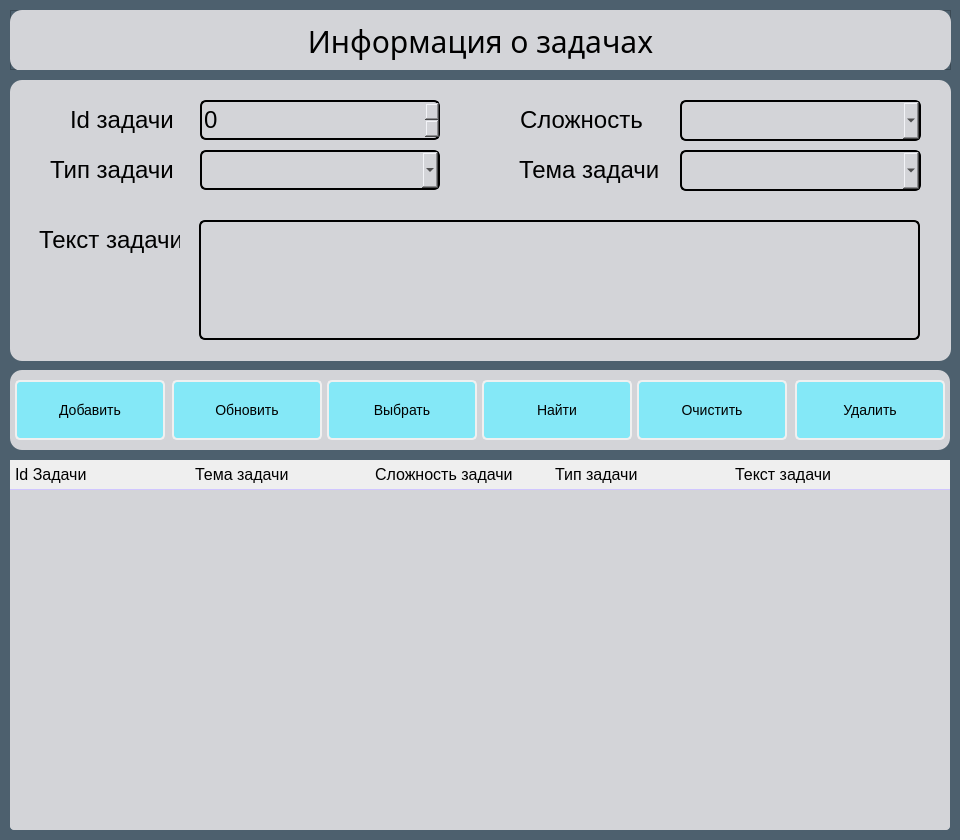
The window that main.ui (LumateDev/Python-GUI-base-manager) describes before a commit, drawn with Qt 5.
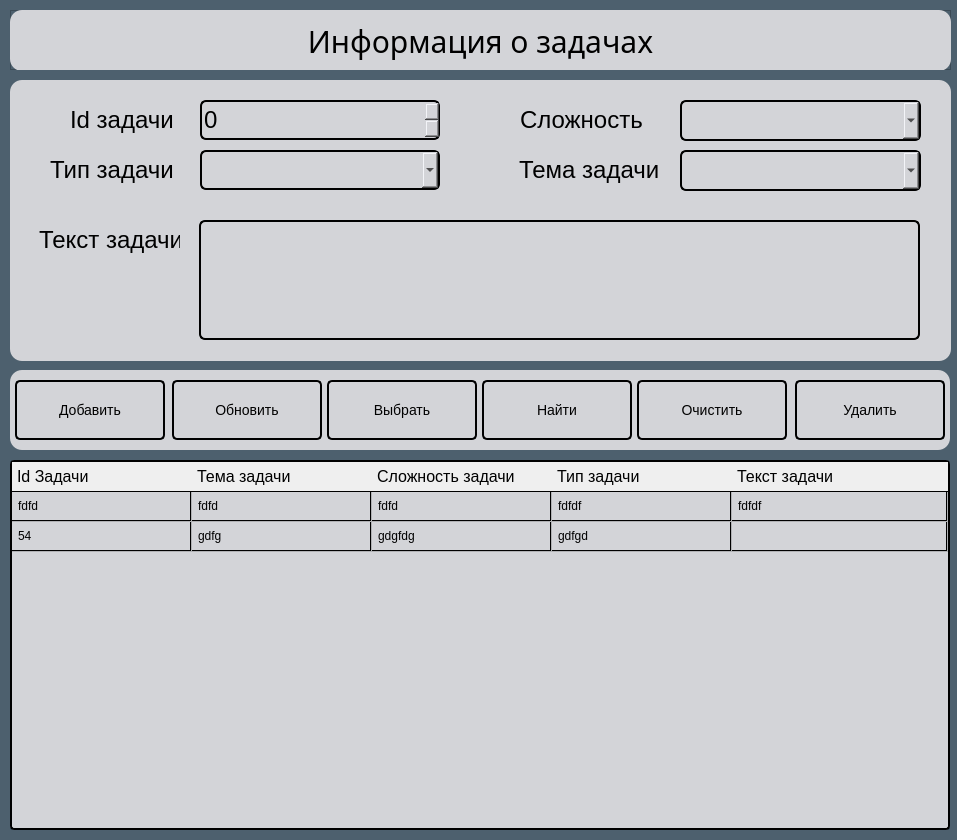
The same window after the commit. Icons and pictures are not drawn.

```diff
--- a/main.ui
+++ b/main.ui
@@ -6,7 +6,7 @@
    <rect>
     <x>0</x>
     <y>0</y>
-    <width>960</width>
+    <width>957</width>
     <height>840</height>
    </rect>
   </property>
@@ -69,26 +69,28 @@
 
 QHeaderView::section{
 	border: none;
-	border-bottom:1px solid #d0c6ff;
+	border-bottom:1px solid black;
 	text-align:left;
 	padding: 3px 5px;
 }
 
 QTableWidget::Item{
-	border-bottom:1px solid #d0c6ff;
+	border-bottom:1px solid black;
+border-right:1px solid black;
 	color: black;
 	padding-left: 3px;
 }
 QTableWidget{
 background-color :#D3D4D8;
 border-radius:4px;
+border :2px solid black;
 }
 #function_frame QPushButton {
 	font-size: 14px;
 	padding: 5px 10px;
-	border: 2px solid #f0f0f0;
+	border: 2px solid #000;
 	border-radius: 5px;
-	background-color: #84e8f7;
+	background-color: transparent;
 }
 
 #function_frame QPushButton:hover {
@@ -460,6 +462,9 @@
      <enum>QFrame::Raised</enum>
     </property>
     <widget class="QTableWidget" name="tableWidget">
+     <property name="enabled">
+      <bool>true</bool>
+     </property>
      <property name="geometry">
       <rect>
        <x>0</x>
@@ -468,6 +473,12 @@
        <height>370</height>
       </rect>
      </property>
+     <property name="sizePolicy">
+      <sizepolicy hsizetype="Expanding" vsizetype="Expanding">
+       <horstretch>0</horstretch>
+       <verstretch>0</verstretch>
+      </sizepolicy>
+     </property>
      <property name="maximumSize">
       <size>
        <width>960</width>
@@ -502,7 +513,7 @@
       <enum>QAbstractScrollArea::AdjustToContents</enum>
      </property>
      <property name="showGrid">
-      <bool>false</bool>
+      <bool>true</bool>
      </property>
      <property name="gridStyle">
       <enum>Qt::SolidLine</enum>
@@ -535,7 +546,7 @@
       <bool>true</bool>
      </attribute>
      <attribute name="verticalHeaderVisible">
-      <bool>true</bool>
+      <bool>false</bool>
      </attribute>
      <attribute name="verticalHeaderCascadingSectionResizes">
       <bool>false</bool>
@@ -543,9 +554,25 @@
      <attribute name="verticalHeaderMinimumSectionSize">
       <number>24</number>
      </attribute>
+     <attribute name="verticalHeaderHighlightSections">
+      <bool>true</bool>
+     </attribute>
+     <attribute name="verticalHeaderShowSortIndicator" stdset="0">
+      <bool>false</bool>
+     </attribute>
      <attribute name="verticalHeaderStretchLastSection">
       <bool>false</bool>
      </attribute>
+     <row>
+      <property name="text">
+       <string>Новая строка</string>
+      </property>
+     </row>
+     <row>
+      <property name="text">
+       <string>Новая строка</string>
+      </property>
+     </row>
      <column>
       <property name="text">
        <string>Id Задачи</string>
@@ -611,6 +638,51 @@
        <set>AlignLeading|AlignVCenter</set>
       </property>
      </column>
+     <item row="0" column="0">
+      <property name="text">
+       <string>fdfd</string>
+      </property>
+     </item>
+     <item row="0" column="1">
+      <property name="text">
+       <string>fdfd</string>
+      </property>
+     </item>
+     <item row="0" column="2">
+      <property name="text">
+       <string>fdfd</string>
+      </property>
+     </item>
+     <item row="0" column="3">
+      <property name="text">
+       <string>fdfdf</string>
+      </property>
+     </item>
+     <item row="0" column="4">
+      <property name="text">
+       <string>fdfdf</string>
+      </property>
+     </item>
+     <item row="1" column="0">
+      <property name="text">
+       <string>54</string>
+      </property>
+     </item>
+     <item row="1" column="1">
+      <property name="text">
+       <string>gdfg</string>
+      </property>
+     </item>
+     <item row="1" column="2">
+      <property name="text">
+       <string>gdgfdg</string>
+      </property>
+     </item>
+     <item row="1" column="3">
+      <property name="text">
+       <string>gdfgd</string>
+      </property>
+     </item>
     </widget>
    </widget>
    <zorder>function_frame</zorder>
```
Left out of the diff: 12 changed lines with no effect on the pictures.
